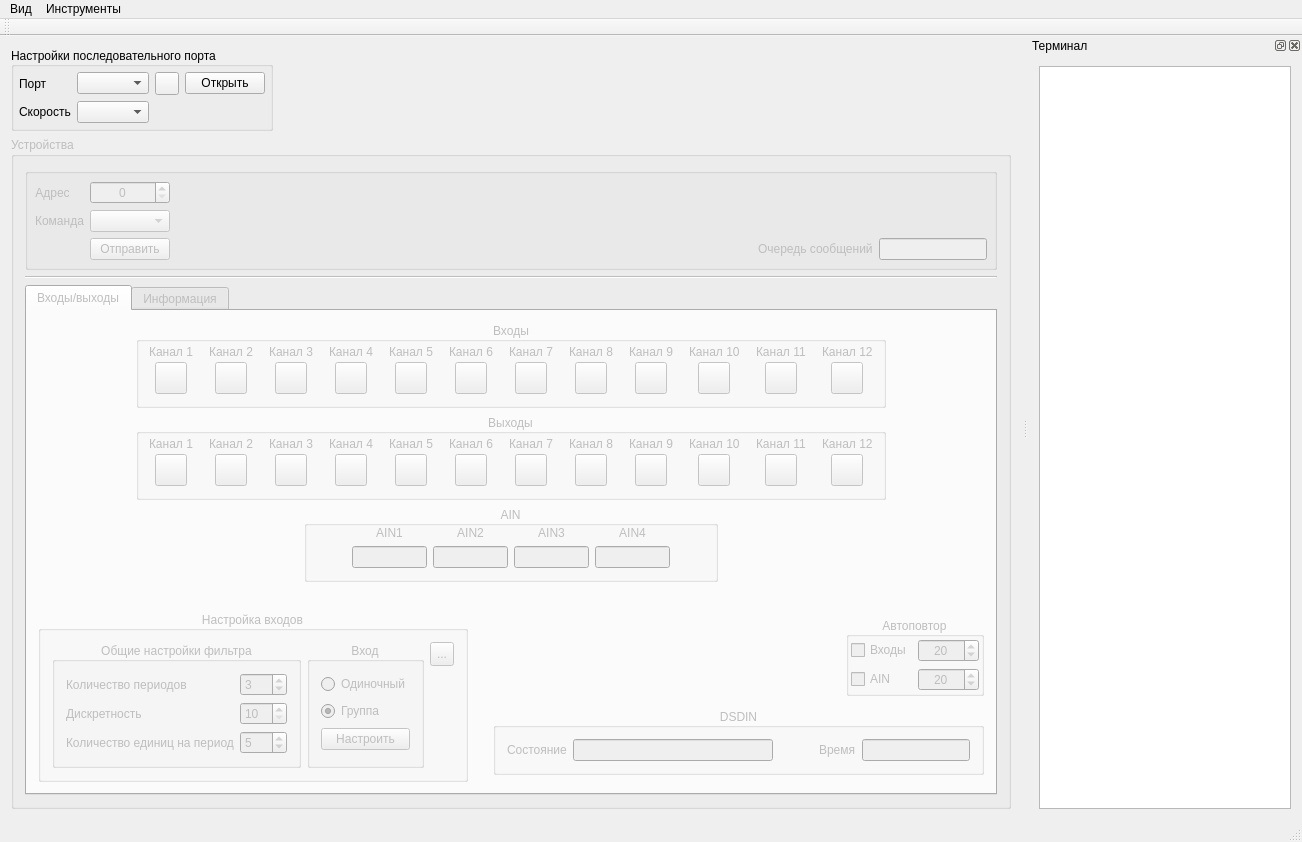
Above: mainwindow.ui from vlarry/emulator before the change. Below: the same form after it.
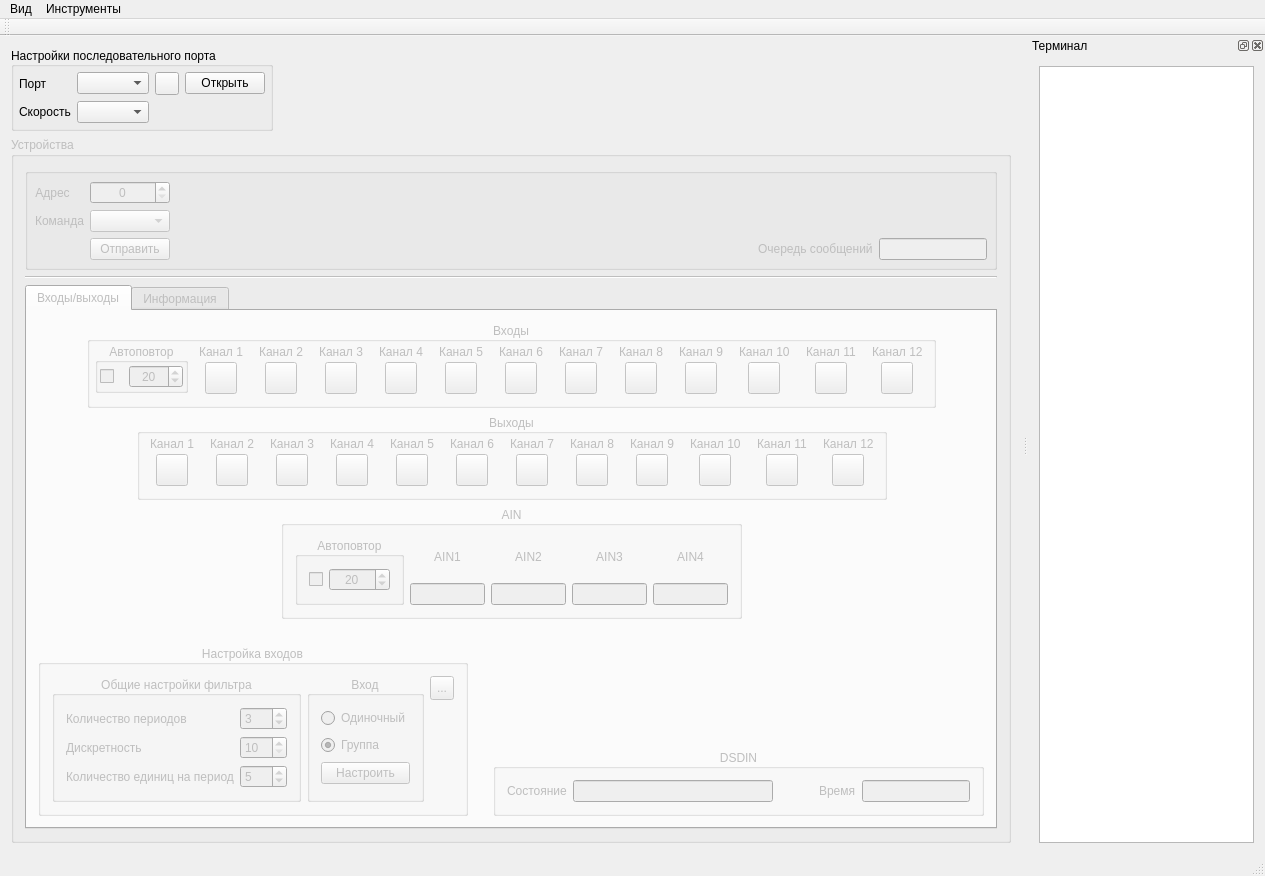
That is the form after the change. Icons and pictures are not drawn. Custom widgets are drawn as their Qt base class.

Commit message: Редактирование интерфейса главного окна (перенос автоповтора во входы и чтения входных напряжений).

Diff of the .ui file:
```diff
--- a/mainwindow.ui
+++ b/mainwindow.ui
@@ -6,8 +6,8 @@
    <rect>
     <x>0</x>
     <y>0</y>
-    <width>1302</width>
-    <height>842</height>
+    <width>1265</width>
+    <height>876</height>
    </rect>
   </property>
   <property name="windowTitle">
@@ -376,12 +376,9 @@
           <attribute name="title">
            <string>Входы/выходы</string>
           </attribute>
-          <layout class="QVBoxLayout" name="verticalLayout_34">
+          <layout class="QVBoxLayout" name="verticalLayout_39">
            <item>
-            <layout class="QHBoxLayout" name="horizontalLayout_85">
-             <property name="spacing">
-              <number>0</number>
-             </property>
+            <layout class="QHBoxLayout" name="horizontalLayout_15">
              <item>
               <spacer name="horizontalSpacer_97">
                <property name="orientation">
@@ -396,7 +393,15 @@
               </spacer>
              </item>
              <item>
+              <layout class="QVBoxLayout" name="verticalLayout_37">
+               <item>
               <widget class="QGroupBox" name="groupBoxInputs">
+                 <property name="sizePolicy">
+                  <sizepolicy hsizetype="Fixed" vsizetype="Fixed">
+                   <horstretch>0</horstretch>
+                   <verstretch>0</verstretch>
+                  </sizepolicy>
+                 </property>
                <property name="title">
                 <string>Входы</string>
                </property>
@@ -413,6 +418,69 @@
                 <property name="rightMargin">
                  <number>5</number>
                 </property>
+                  <item>
+                   <widget class="QGroupBox" name="gboxAutorepeatInput">
+                    <property name="enabled">
+                     <bool>false</bool>
+                    </property>
+                    <property name="sizePolicy">
+                     <sizepolicy hsizetype="Minimum" vsizetype="Fixed">
+                      <horstretch>0</horstretch>
+                      <verstretch>0</verstretch>
+                     </sizepolicy>
+                    </property>
+                    <property name="title">
+                     <string>Автоповтор</string>
+                    </property>
+                    <property name="alignment">
+                     <set>Qt::AlignCenter</set>
+                    </property>
+                    <layout class="QVBoxLayout" name="verticalLayout_6">
+                     <property name="leftMargin">
+                      <number>2</number>
+                     </property>
+                     <property name="topMargin">
+                      <number>2</number>
+                     </property>
+                     <property name="rightMargin">
+                      <number>2</number>
+                     </property>
+                     <property name="bottomMargin">
+                      <number>2</number>
+                     </property>
+                     <item>
+                      <layout class="QGridLayout" name="gridLayout_2">
+                       <item row="0" column="1">
+                        <widget class="QSpinBox" name="sbRepeatInputs">
+                         <property name="alignment">
+                          <set>Qt::AlignCenter</set>
+                         </property>
+                         <property name="minimum">
+                          <number>10</number>
+                         </property>
+                         <property name="maximum">
+                          <number>1000</number>
+                         </property>
+                         <property name="singleStep">
+                          <number>10</number>
+                         </property>
+                         <property name="value">
+                          <number>20</number>
+                         </property>
+                        </widget>
+                       </item>
+                       <item row="0" column="0">
+                        <widget class="QCheckBox" name="cboxRepeatInputs">
+                         <property name="text">
+                          <string/>
+                         </property>
+                        </widget>
+                       </item>
+                      </layout>
+                     </item>
+                    </layout>
+                   </widget>
+                  </item>
                 <item>
                  <layout class="QVBoxLayout" name="verticalLayout">
                   <property name="spacing">
@@ -1866,22 +1934,7 @@
               </widget>
              </item>
              <item>
-              <spacer name="horizontalSpacer_96">
-               <property name="orientation">
-                <enum>Qt::Horizontal</enum>
-               </property>
-               <property name="sizeHint" stdset="0">
-                <size>
-                 <width>17</width>
-                 <height>20</height>
-                </size>
-               </property>
-              </spacer>
-             </item>
-            </layout>
-           </item>
-           <item>
-            <layout class="QHBoxLayout" name="horizontalLayout_70">
+                <layout class="QHBoxLayout" name="horizontalLayout_9">
              <item>
               <spacer name="horizontalSpacer_5">
                <property name="orientation">
@@ -1897,6 +1950,12 @@
              </item>
              <item>
               <widget class="QGroupBox" name="groupBoxOutputs">
+                   <property name="sizePolicy">
+                    <sizepolicy hsizetype="Fixed" vsizetype="Fixed">
+                     <horstretch>0</horstretch>
+                     <verstretch>0</verstretch>
+                    </sizepolicy>
+                   </property>
                <property name="title">
                 <string>Выходы</string>
                </property>
@@ -3408,7 +3467,7 @@
             </layout>
            </item>
            <item>
-            <layout class="QHBoxLayout" name="horizontalLayout_87">
+                <layout class="QHBoxLayout" name="horizontalLayout_6">
              <item>
               <spacer name="horizontalSpacer_147">
                <property name="orientation">
@@ -3425,7 +3484,7 @@
              <item>
               <widget class="QGroupBox" name="groupBoxAIN">
                <property name="sizePolicy">
-                <sizepolicy hsizetype="Minimum" vsizetype="Minimum">
+                    <sizepolicy hsizetype="Fixed" vsizetype="Fixed">
                  <horstretch>0</horstretch>
                  <verstretch>0</verstretch>
                 </sizepolicy>
@@ -3436,28 +3495,48 @@
                <property name="alignment">
                 <set>Qt::AlignCenter</set>
                </property>
-               <layout class="QHBoxLayout" name="horizontalLayout_6">
-                <property name="leftMargin">
-                 <number>5</number>
-                </property>
-                <property name="topMargin">
-                 <number>0</number>
-                </property>
-                <property name="rightMargin">
-                 <number>5</number>
-                </property>
+                   <layout class="QHBoxLayout" name="horizontalLayout_14">
+                    <item>
+                     <widget class="QGroupBox" name="groupBoxAutorepeatAIN">
+                      <property name="title">
+                       <string>Автоповтор</string>
+                      </property>
+                      <property name="alignment">
+                       <set>Qt::AlignCenter</set>
+                      </property>
+                      <layout class="QVBoxLayout" name="verticalLayout_34">
                 <item>
-                 <spacer name="horizontalSpacer_6">
-                  <property name="orientation">
-                   <enum>Qt::Horizontal</enum>
-                  </property>
-                  <property name="sizeHint" stdset="0">
-                   <size>
-                    <width>40</width>
-                    <height>20</height>
-                   </size>
-                  </property>
-                 </spacer>
+                        <layout class="QGridLayout" name="gridLayout_5">
+                         <item row="0" column="0">
+                          <widget class="QCheckBox" name="cboxRepeatAIN">
+                           <property name="text">
+                            <string/>
+                           </property>
+                          </widget>
+                         </item>
+                         <item row="0" column="1">
+                          <widget class="QSpinBox" name="sbRepeatAIN">
+                           <property name="alignment">
+                            <set>Qt::AlignCenter</set>
+                           </property>
+                           <property name="minimum">
+                            <number>10</number>
+                           </property>
+                           <property name="maximum">
+                            <number>10000</number>
+                           </property>
+                           <property name="singleStep">
+                            <number>10</number>
+                           </property>
+                           <property name="value">
+                            <number>20</number>
+                           </property>
+                          </widget>
+                         </item>
+                        </layout>
+                       </item>
+                      </layout>
+                     </widget>
                 </item>
                 <item>
                  <layout class="QVBoxLayout" name="verticalLayout_40">
@@ -3621,19 +3700,6 @@
                   </item>
                  </layout>
                 </item>
-                <item>
-                 <spacer name="horizontalSpacer_22">
-                  <property name="orientation">
-                   <enum>Qt::Horizontal</enum>
-                  </property>
-                  <property name="sizeHint" stdset="0">
-                   <size>
-                    <width>40</width>
-                    <height>20</height>
-                   </size>
-                  </property>
-                 </spacer>
-                </item>
                </layout>
               </widget>
              </item>
@@ -3652,6 +3718,23 @@
              </item>
             </layout>
            </item>
+              </layout>
+             </item>
+             <item>
+              <spacer name="horizontalSpacer_96">
+               <property name="orientation">
+                <enum>Qt::Horizontal</enum>
+               </property>
+               <property name="sizeHint" stdset="0">
+                <size>
+                 <width>17</width>
+                 <height>20</height>
+                </size>
+               </property>
+              </spacer>
+             </item>
+            </layout>
+           </item>
            <item>
             <spacer name="verticalSpacer_3">
              <property name="orientation">
@@ -3896,110 +3979,17 @@
              <item>
               <layout class="QVBoxLayout" name="verticalLayout_7">
                <item>
-                <layout class="QHBoxLayout" name="horizontalLayout_9">
-                 <item>
-                  <spacer name="horizontalSpacer_7">
+                <spacer name="verticalSpacer_4">
                    <property name="orientation">
-                    <enum>Qt::Horizontal</enum>
+                  <enum>Qt::Vertical</enum>
                    </property>
                    <property name="sizeHint" stdset="0">
                     <size>
-                     <width>40</width>
-                     <height>20</height>
+                   <width>20</width>
+                   <height>40</height>
                     </size>
                    </property>
                   </spacer>
-                 </item>
-                 <item>
-                  <widget class="QGroupBox" name="gboxAutorepeat">
-                   <property name="enabled">
-                    <bool>false</bool>
-                   </property>
-                   <property name="sizePolicy">
-                    <sizepolicy hsizetype="Minimum" vsizetype="Fixed">
-                     <horstretch>0</horstretch>
-                     <verstretch>0</verstretch>
-                    </sizepolicy>
-                   </property>
-                   <property name="title">
-                    <string>Автоповтор</string>
-                   </property>
-                   <property name="alignment">
-                    <set>Qt::AlignCenter</set>
-                   </property>
-                   <layout class="QVBoxLayout" name="verticalLayout_6">
-                    <property name="leftMargin">
-                     <number>2</number>
-                    </property>
-                    <property name="topMargin">
-                     <number>2</number>
-                    </property>
-                    <property name="rightMargin">
-                     <number>2</number>
-                    </property>
-                    <property name="bottomMargin">
-                     <number>2</number>
-                    </property>
-                    <item>
-                     <layout class="QGridLayout" name="gridLayout_2">
-                      <item row="0" column="0">
-                       <widget class="QCheckBox" name="cboxRepeatInputs">
-                        <property name="text">
-                         <string>Входы</string>
-                        </property>
-                       </widget>
-                      </item>
-                      <item row="0" column="1">
-                       <widget class="QSpinBox" name="sbRepeatInputs">
-                        <property name="alignment">
-                         <set>Qt::AlignCenter</set>
-                        </property>
-                        <property name="minimum">
-                         <number>10</number>
-                        </property>
-                        <property name="maximum">
-                         <number>1000</number>
-                        </property>
-                        <property name="singleStep">
-                         <number>10</number>
-                        </property>
-                        <property name="value">
-                         <number>20</number>
-                        </property>
-                       </widget>
-                      </item>
-                      <item row="1" column="0">
-                       <widget class="QCheckBox" name="cboxRepeatAIN">
-                        <property name="text">
-                         <string>AIN</string>
-                        </property>
-                       </widget>
-                      </item>
-                      <item row="1" column="1">
-                       <widget class="QSpinBox" name="sbRepeatAIN">
-                        <property name="alignment">
-                         <set>Qt::AlignCenter</set>
-                        </property>
-                        <property name="minimum">
-                         <number>10</number>
-                        </property>
-                        <property name="maximum">
-                         <number>10000</number>
-                        </property>
-                        <property name="singleStep">
-                         <number>10</number>
-                        </property>
-                        <property name="value">
-                         <number>20</number>
-                        </property>
-                       </widget>
-                      </item>
-                     </layout>
-                    </item>
-                   </layout>
-                  </widget>
-                 </item>
-                </layout>
                </item>
                <item>
                 <widget class="QGroupBox" name="groupBoxDSDIN">
@@ -4494,7 +4484,7 @@
     <rect>
      <x>0</x>
      <y>0</y>
-     <width>1302</width>
+     <width>1265</width>
      <height>26</height>
     </rect>
    </property>
```
Lines whose indentation alone changed are shown as unchanged. The commit also changes 1 other file.
